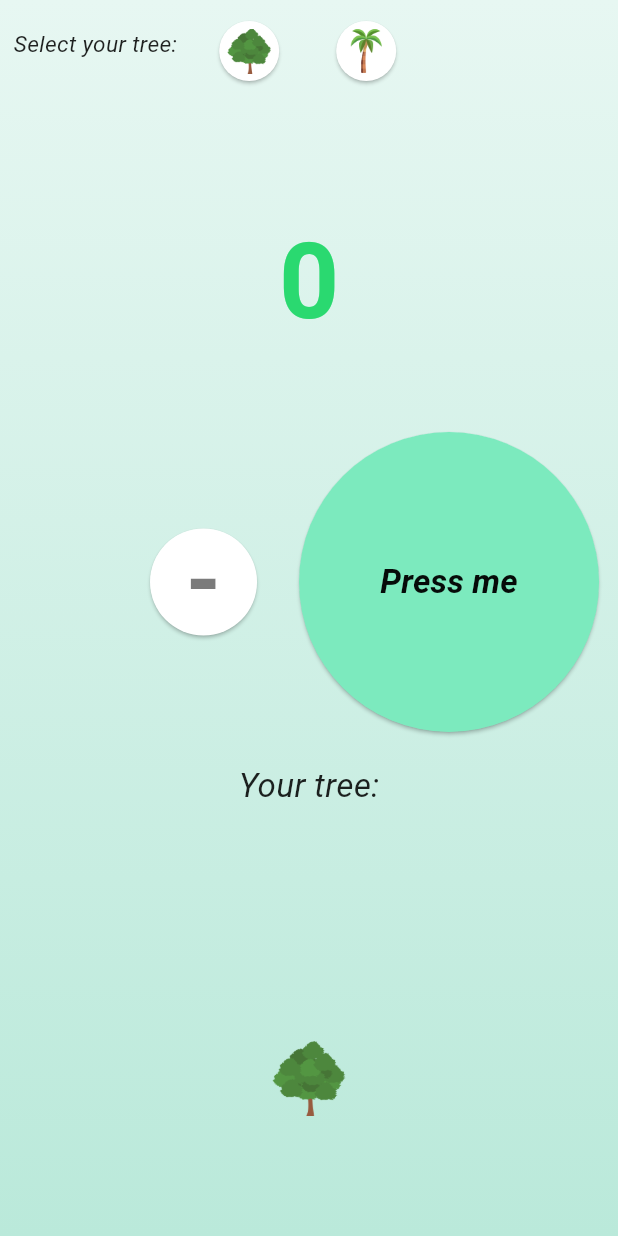
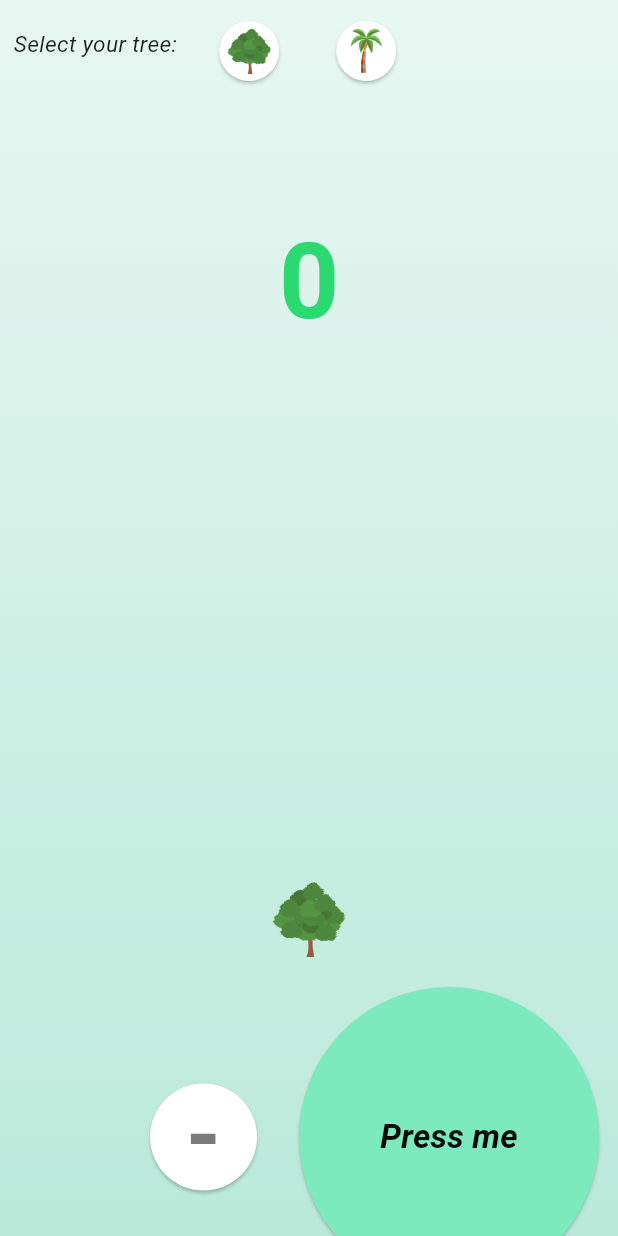
Before and after one commit to ihebm22/Counter-flutter-app, a Flutter app: the screen it shows after launch, on a phone screen of 412 x 824 dp. Run offline on Flutter 3.47's test engine with Material 3 defaults, Android fonts, the phone set to English and light mode, and no system bars.

Commit message:
changed the tree position

```diff
--- a/lib/main.dart
+++ b/lib/main.dart
@@ -117,6 +117,7 @@ String tree= "tree.png";
             ],
           ),
           SizedBox(height: 50),
+
           Padding(
             padding: const EdgeInsets.only(top: 30, bottom: 50),
             child: Center(
@@ -128,6 +129,16 @@ String tree= "tree.png";
                   color: Color.fromARGB(255, 42, 217, 112),
                 ),
               ),
+            ),
+          ),
+          Container(
+            height: counter <=100 ? (50.0 + (counter * 3)).clamp(370, 600) : 370,
+            padding: EdgeInsets.only(bottom: 20),
+            alignment: Alignment.bottomCenter,
+            child: Image.asset(
+              'lib/assets/$tree',
+              height: 50.0 + (counter * 3),
+              fit: BoxFit.contain,
             ),
           ),
           Row(
@@ -173,28 +184,8 @@ String tree= "tree.png";
               ),
             ],
           ),
-          Center(
-            child: Padding(
-              padding: const EdgeInsets.only(top: 20, bottom: 25),
-              child: Text(
-                'Your tree:',
-                style: TextStyle(
-                    fontStyle: FontStyle.italic,
-                    color: Colors.black87,
-                    fontSize: 22),
-              ),
-            ),
-          ),
-          Container(
-            height: (50.0 + (counter * 3)).clamp(200, 600),
-            padding: EdgeInsets.only(bottom: 20),
-            alignment: Alignment.bottomCenter,
-            child: Image.asset(
-              'lib/assets/$tree',
-              height: 50.0 + (counter * 3),
-              fit: BoxFit.contain,
-            ),
-          ),
+
+
         ],
       ),
     );
```
Also changed, not shown: 1 other file.
